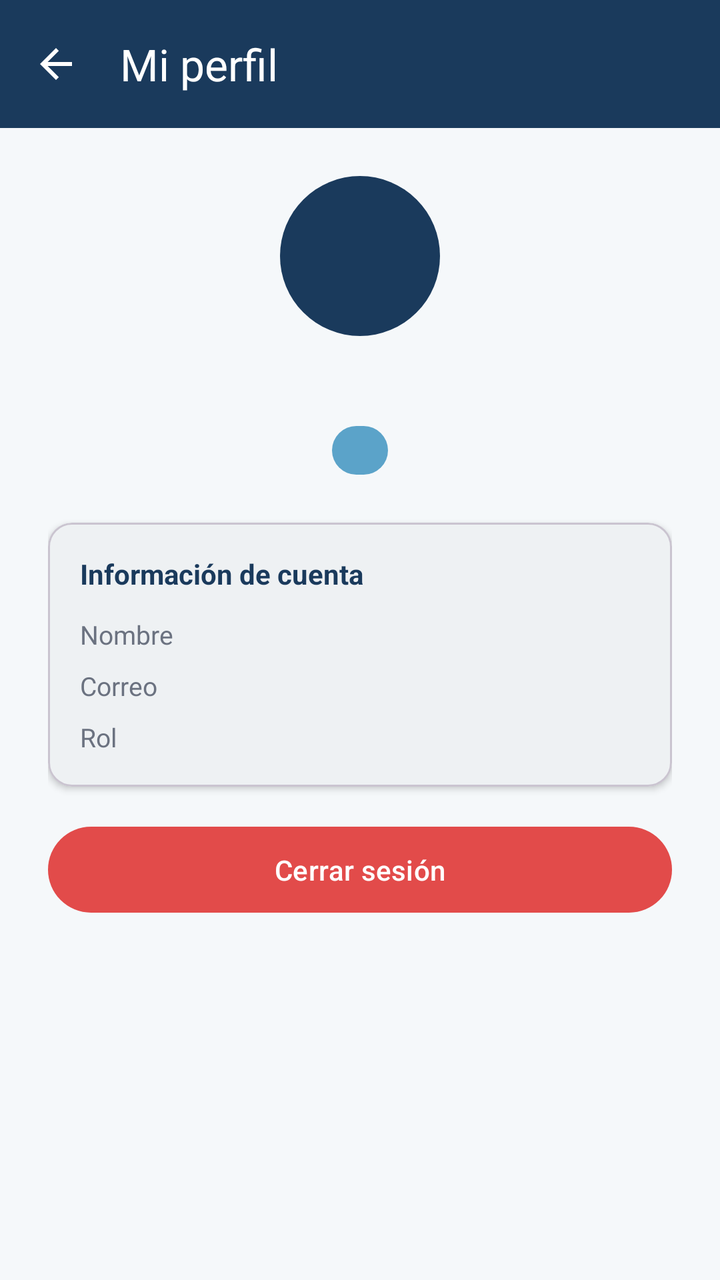
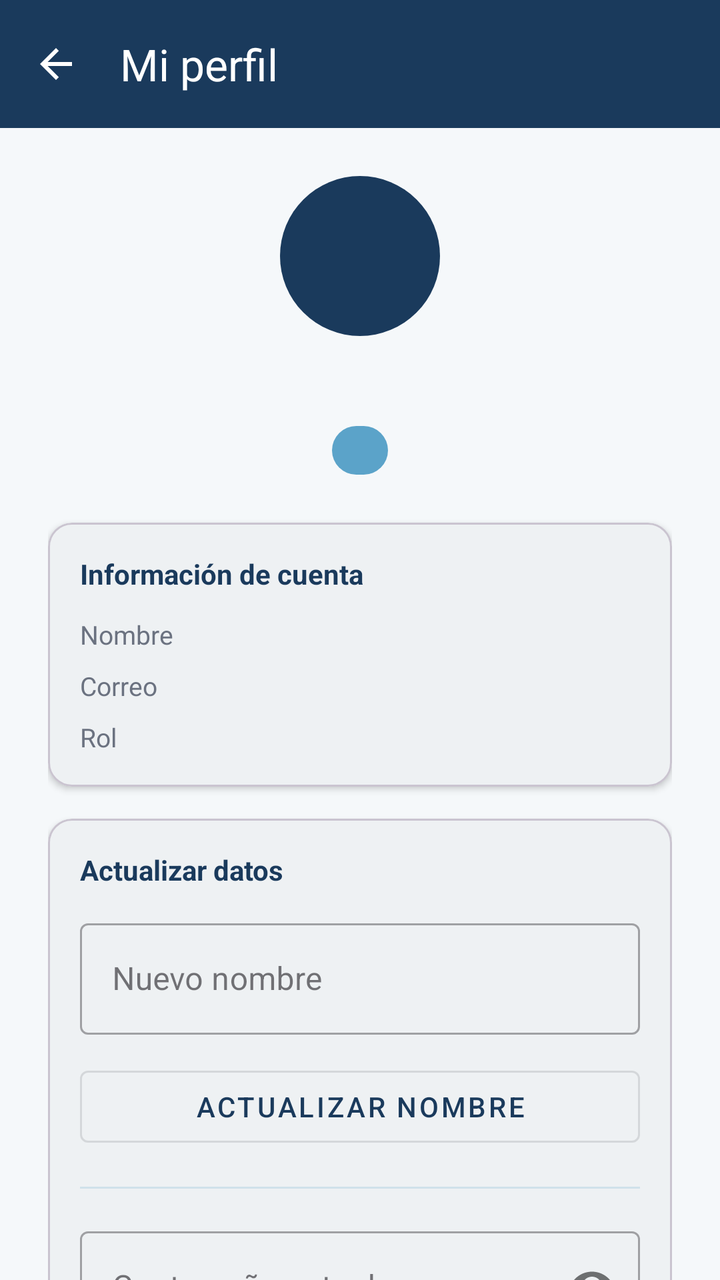

The first picture is an Android layout as it rendered before a commit; the second is the same layout after the commit. The layout source and the unified diff follow.
<!-- AndroidManifest.xml: application theme Theme.PreventiHome -->
<!-- res/layout/fragment_perfil.xml -->
<?xml version="1.0" encoding="utf-8"?>
<LinearLayout
    xmlns:android="http://schemas.android.com/apk/res/android"
    xmlns:app="http://schemas.android.com/apk/res-auto"
    android:layout_width="match_parent"
    android:layout_height="match_parent"
    android:orientation="vertical"
    android:background="@color/background">

    <com.google.android.material.appbar.MaterialToolbar
        android:id="@+id/toolbar"
        android:layout_width="match_parent"
        android:layout_height="?attr/actionBarSize"
        android:background="@color/primary"
        app:title="Mi perfil"
        app:titleTextColor="@color/white"
        app:navigationIcon="@drawable/ic_back"
        app:navigationIconTint="@color/white"/>

    <androidx.core.widget.NestedScrollView
        android:layout_width="match_parent"
        android:layout_height="match_parent">

        <LinearLayout
            android:layout_width="match_parent"
            android:layout_height="wrap_content"
            android:orientation="vertical"
            android:padding="24dp">

            
            <LinearLayout
                android:layout_width="match_parent"
                android:layout_height="wrap_content"
                android:orientation="vertical"
                android:gravity="center"
                android:layout_marginBottom="24dp">

                <TextView
                    android:id="@+id/tvAvatar"
                    android:layout_width="80dp"
                    android:layout_height="80dp"
                    android:gravity="center"
                    android:textSize="32sp"
                    android:textStyle="bold"
                    android:textColor="@color/white"
                    android:background="@drawable/bg_avatar"
                    android:layout_marginBottom="12dp"/>

                <TextView
                    android:id="@+id/tvNombrePerfil"
                    android:layout_width="wrap_content"
                    android:layout_height="wrap_content"
                    android:textSize="20sp"
                    android:textStyle="bold"
                    android:textColor="@color/text_primary"/>

                <TextView
                    android:id="@+id/tvRolBadge"
                    android:layout_width="wrap_content"
                    android:layout_height="wrap_content"
                    android:paddingHorizontal="14dp"
                    android:paddingVertical="4dp"
                    android:textSize="12sp"
                    android:textColor="@color/white"
                    android:background="@drawable/bg_badge"
                    android:backgroundTint="@color/secondary"
                    android:layout_marginTop="6dp"/>
            </LinearLayout>

            
            <com.google.android.material.card.MaterialCardView
                android:layout_width="match_parent"
                android:layout_height="wrap_content"
                android:layout_marginBottom="16dp"
                app:cardCornerRadius="12dp"
                app:cardElevation="2dp">

                <LinearLayout
                    android:layout_width="match_parent"
                    android:layout_height="wrap_content"
                    android:orientation="vertical"
                    android:padding="16dp">

                    <TextView
                        android:layout_width="wrap_content"
                        android:layout_height="wrap_content"
                        android:text="Información de cuenta"
                        android:textSize="14sp"
                        android:textStyle="bold"
                        android:textColor="@color/primary"
                        android:layout_marginBottom="12dp"/>

                    <LinearLayout
                        android:layout_width="match_parent"
                        android:layout_height="wrap_content"
                        android:orientation="horizontal"
                        android:layout_marginBottom="8dp">
                        <TextView
                            android:layout_width="100dp"
                            android:layout_height="wrap_content"
                            android:text="Nombre"
                            android:textSize="13sp"
                            android:textColor="@color/text_secondary"/>
                        <TextView
                            android:id="@+id/tvNombreData"
                            android:layout_width="wrap_content"
                            android:layout_height="wrap_content"
                            android:textSize="13sp"
                            android:textColor="@color/text_primary"/>
                    </LinearLayout>

                    <LinearLayout
                        android:layout_width="match_parent"
                        android:layout_height="wrap_content"
                        android:orientation="horizontal"
                        android:layout_marginBottom="8dp">
                        <TextView
                            android:layout_width="100dp"
                            android:layout_height="wrap_content"
                            android:text="Correo"
                            android:textSize="13sp"
                            android:textColor="@color/text_secondary"/>
                        <TextView
                            android:id="@+id/tvEmailData"
                            android:layout_width="wrap_content"
                            android:layout_height="wrap_content"
                            android:textSize="13sp"
                            android:textColor="@color/text_primary"/>
                    </LinearLayout>

                    <LinearLayout
                        android:layout_width="match_parent"
                        android:layout_height="wrap_content"
                        android:orientation="horizontal">
                        <TextView
                            android:layout_width="100dp"
                            android:layout_height="wrap_content"
                            android:text="Rol"
                            android:textSize="13sp"
                            android:textColor="@color/text_secondary"/>
                        <TextView
                            android:id="@+id/tvRolData"
                            android:layout_width="wrap_content"
                            android:layout_height="wrap_content"
                            android:textSize="13sp"
                            android:textColor="@color/text_primary"/>
                    </LinearLayout>

                </LinearLayout>
            </com.google.android.material.card.MaterialCardView>

            
            <com.google.android.material.button.MaterialButton
                android:id="@+id/btnLogout"
                android:layout_width="match_parent"
                android:layout_height="wrap_content"
                android:text="Cerrar sesión"
                android:paddingVertical="12dp"
                app:backgroundTint="#E24B4A"/>

        </LinearLayout>
    </androidx.core.widget.NestedScrollView>

</LinearLayout>
<!-- resources referenced by this layout -->
<resources>
  <color name="background">#F5F8FA</color>
  <color name="primary">#1A3A5C</color>
  <color name="secondary">#5BA3C9</color>
  <color name="text_primary">#1A1A2E</color>
  <color name="text_secondary">#6B7280</color>
  <color name="white">#FFFFFFFF</color>
  <!-- drawable bg_avatar (drawable) -->
  <?xml version="1.0" encoding="utf-8"?>
  <shape xmlns:android="http://schemas.android.com/apk/res/android"
      android:shape="oval">
      <solid android:color="@color/primary"/>
  </shape>
  <!-- drawable bg_badge (drawable) -->
  <?xml version="1.0" encoding="utf-8"?>
  <shape xmlns:android="http://schemas.android.com/apk/res/android"
      android:shape="rectangle">
      <corners android:radius="20dp"/>
  </shape>
  <!-- drawable ic_back (drawable) -->
  <?xml version="1.0" encoding="utf-8"?>
  <vector xmlns:android="http://schemas.android.com/apk/res/android"
      android:width="24dp"
      android:height="24dp"
      android:viewportWidth="24"
      android:viewportHeight="24">
      <path
          android:fillColor="#FFFFFF"
          android:pathData="M20,11H7.83l5.59,-5.59L12,4l-8,8 8,8 1.41,-1.41L7.83,13H20v-2z"/>
  </vector>
  <style name="Theme.PreventiHome" parent="Base.Theme.PreventiHome" />
  <style name="Base.Theme.PreventiHome" parent="Theme.Material3.DayNight.NoActionBar">
          <item name="colorPrimary">@color/primary</item>
          <item name="colorPrimaryVariant">@color/primary_variant</item>
          <item name="colorSecondary">@color/secondary</item>
          <item name="android:colorBackground">@color/background</item>
          <item name="colorSurface">@color/surface</item>
          <item name="colorOnPrimary">@color/on_primary</item>
      </style>
  <color name="primary_variant">#0D2640</color>
  <color name="surface">#FFFFFF</color>
  <color name="on_primary">#FFFFFF</color>
</resources>

<!-- the commit's change to res/layout/fragment_perfil.xml (unified diff, before → after) -->
@@ -150,6 +150,117 @@
             </com.google.android.material.card.MaterialCardView>
 
             
+            <com.google.android.material.card.MaterialCardView
+                android:layout_width="match_parent"
+                android:layout_height="wrap_content"
+                android:layout_marginBottom="12dp"
+                app:cardCornerRadius="12dp"
+                app:cardElevation="2dp">
+
+                <LinearLayout
+                    android:layout_width="match_parent"
+                    android:layout_height="wrap_content"
+                    android:orientation="vertical"
+                    android:padding="16dp">
+
+                    <TextView
+                        android:layout_width="wrap_content"
+                        android:layout_height="wrap_content"
+                        android:text="Actualizar datos"
+                        android:textSize="14sp"
+                        android:textStyle="bold"
+                        android:textColor="@color/primary"
+                        android:layout_marginBottom="12dp"/>
+
+                    
+                    <com.google.android.material.textfield.TextInputLayout
+                        android:id="@+id/tilNuevoNombre"
+                        style="@style/Widget.MaterialComponents.TextInputLayout.OutlinedBox"
+                        android:layout_width="match_parent"
+                        android:layout_height="wrap_content"
+                        android:hint="Nuevo nombre"
+                        android:layout_marginBottom="12dp">
+                        <com.google.android.material.textfield.TextInputEditText
+                            android:id="@+id/etNuevoNombre"
+                            android:layout_width="match_parent"
+                            android:layout_height="wrap_content"
+                            android:inputType="textPersonName"/>
+                    </com.google.android.material.textfield.TextInputLayout>
+
+                    <com.google.android.material.button.MaterialButton
+                        android:id="@+id/btnActualizarNombre"
+                        style="@style/Widget.MaterialComponents.Button.OutlinedButton"
+                        android:layout_width="match_parent"
+                        android:layout_height="wrap_content"
+                        android:text="Actualizar nombre"
+                        android:layout_marginBottom="16dp"/>
+
+                    
+                    <View
+                        android:layout_width="match_parent"
+                        android:layout_height="1dp"
+                        android:background="@color/secondary"
+                        android:alpha="0.2"
+                        android:layout_marginBottom="16dp"/>
+
+                    
+                    <com.google.android.material.textfield.TextInputLayout
+                        android:id="@+id/tilPasswordActual"
+                        style="@style/Widget.MaterialComponents.TextInputLayout.OutlinedBox"
+                        android:layout_width="match_parent"
+                        android:layout_height="wrap_content"
+                        android:hint="Contraseña actual"
+                        app:passwordToggleEnabled="true"
+                        android:layout_marginBottom="8dp">
+                        <com.google.android.material.textfield.TextInputEditText
+                            android:id="@+id/etPasswordActual"
+                            android:layout_width="match_parent"
+                            android:layout_height="wrap_content"
+                            android:inputType="textPassword"/>
+                    </com.google.android.material.textfield.TextInputLayout>
+
+                    
+                    <com.google.android.material.textfield.TextInputLayout
+                        android:id="@+id/tilNuevaPassword"
+                        style="@style/Widget.MaterialComponents.TextInputLayout.OutlinedBox"
+                        android:layout_width="match_parent"
+                        android:layout_height="wrap_content"
+                        android:hint="Nueva contraseña"
+                        app:passwordToggleEnabled="true"
+                        android:layout_marginBottom="8dp">
+                        <com.google.android.material.textfield.TextInputEditText
+                            android:id="@+id/etNuevaPassword"
+                            android:layout_width="match_parent"
+                            android:layout_height="wrap_content"
+                            android:inputType="textPassword"/>
+                    </com.google.android.material.textfield.TextInputLayout>
+
+                    <com.google.android.material.textfield.TextInputLayout
+                        android:id="@+id/tilConfirmarPassword"
+                        style="@style/Widget.MaterialComponents.TextInputLayout.OutlinedBox"
+                        android:layout_width="match_parent"
+                        android:layout_height="wrap_content"
+                        android:hint="Confirmar contraseña"
+                        app:passwordToggleEnabled="true"
+                        android:layout_marginBottom="12dp">
+                        <com.google.android.material.textfield.TextInputEditText
+                            android:id="@+id/etConfirmarPassword"
+                            android:layout_width="match_parent"
+                            android:layout_height="wrap_content"
+                            android:inputType="textPassword"/>
+                    </com.google.android.material.textfield.TextInputLayout>
+
+                    <com.google.android.material.button.MaterialButton
+                        android:id="@+id/btnCambiarPassword"
+                        style="@style/Widget.MaterialComponents.Button.OutlinedButton"
+                        android:layout_width="match_parent"
+                        android:layout_height="wrap_content"
+                        android:text="Cambiar contraseña"/>
+
+                </LinearLayout>
+            </com.google.android.material.card.MaterialCardView>
+
+            
             <com.google.android.material.button.MaterialButton
                 android:id="@+id/btnLogout"
                 android:layout_width="match_parent"
